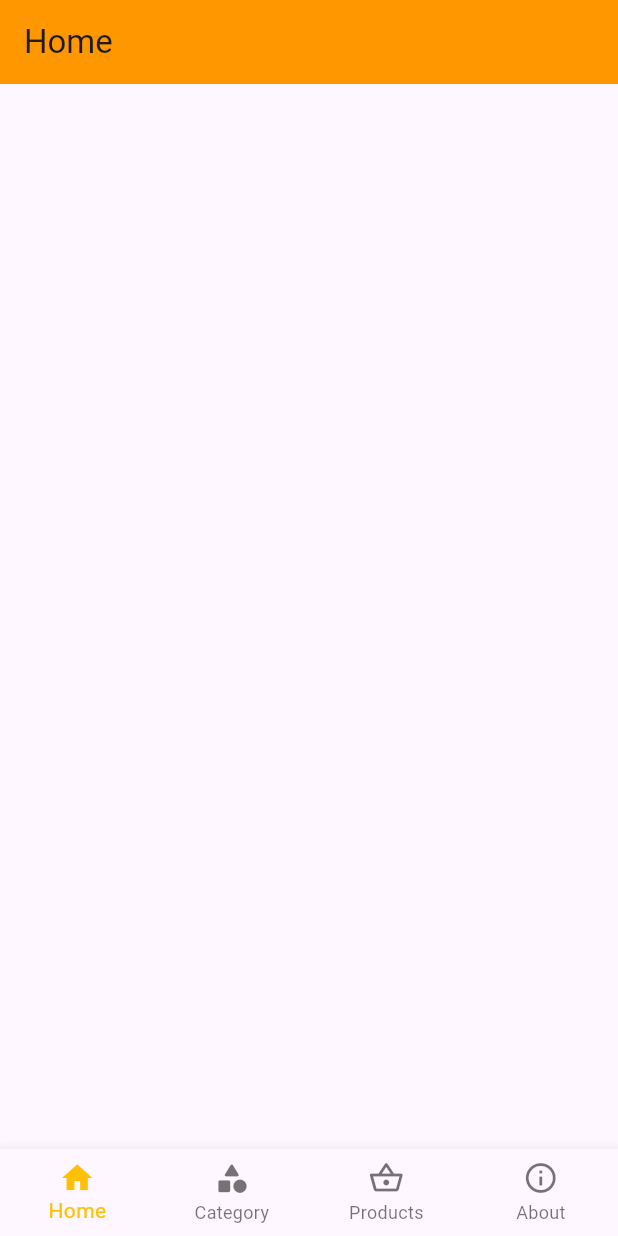
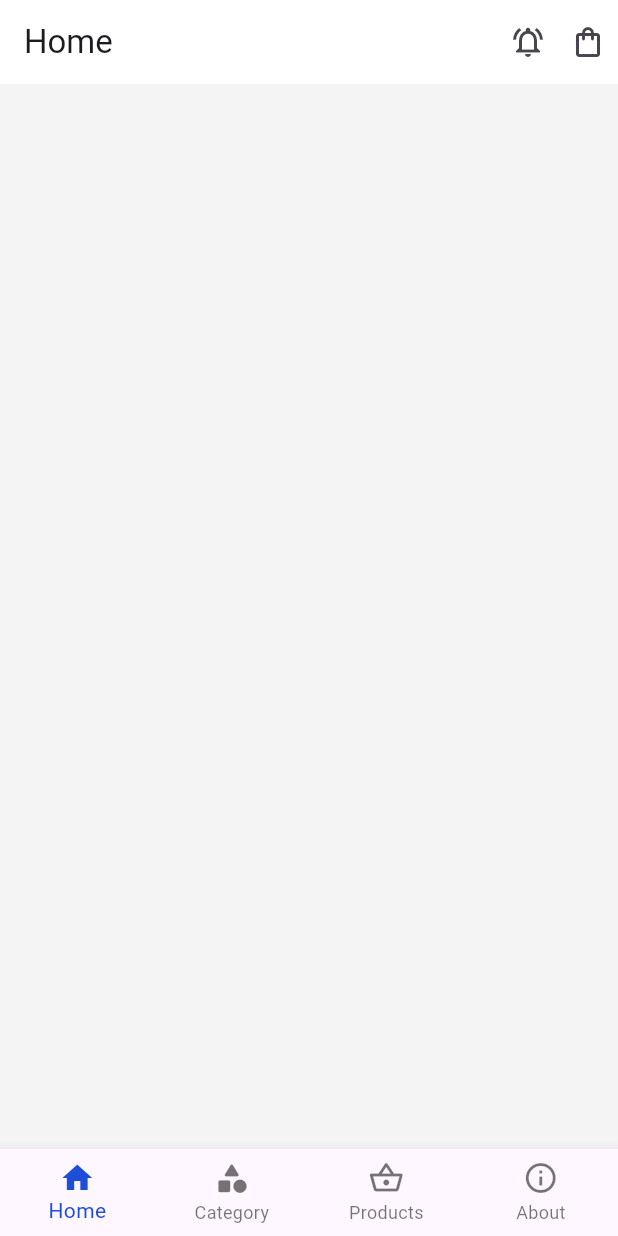
Before and after one commit to sagardhadke/Maganlal-Chikki, a Flutter app: the screen it shows after launch, on a phone screen of 412 x 824 dp. Run offline on Flutter 3.47's test engine with Material 3 defaults, Android fonts, the phone set to English and light mode, and no system bars.

Commit message:
Added colors

```diff
--- a/lib/Exports/myExports.dart
+++ b/lib/Exports/myExports.dart
@@ -6,3 +6,6 @@ export 'package:maganlal_chikki/View/Screens/about.dart';
 export 'package:maganlal_chikki/View/Screens/category.dart';
 export 'package:maganlal_chikki/View/Screens/home.dart';
 export 'package:maganlal_chikki/View/Screens/products.dart';
+
+//Colors
+export 'package:maganlal_chikki/colors.dart';
--- a/lib/View/Screens/about.dart
+++ b/lib/View/Screens/about.dart
@@ -13,8 +13,9 @@ class _MyAboutState extends State<MyAbout> {
     return Scaffold(
       appBar: AppBar(
         title: Text("About"),
-        backgroundColor: Colors.orange,
+        backgroundColor: Colors.white,
       ),
+      backgroundColor: Color(0XFFF4F4F4),
       body: Column(
         children: [
 
--- a/lib/View/Screens/category.dart
+++ b/lib/View/Screens/category.dart
@@ -13,8 +13,9 @@ class _MyCategoryState extends State<MyCategory> {
     return Scaffold(
       appBar: AppBar(
         title: Text("Category"),
-        backgroundColor: Colors.orange,
+        backgroundColor: Colors.white,
       ),
+      backgroundColor: Color(0XFFF4F4F4),
       body: Column(
         children: [
 
--- a/lib/View/Screens/home.dart
+++ b/lib/View/Screens/home.dart
@@ -13,12 +13,21 @@ class _MyHomeState extends State<MyHome> {
     return Scaffold(
       appBar: AppBar(
         title: Text("Home"),
-        backgroundColor: Colors.orange,
+        backgroundColor: Colors.white,
+        actions: const [
+          Padding(
+            padding: EdgeInsets.all(8.0),
+            child: Icon(Icons.notifications_active_outlined),
+          ),
+          Padding(
+            padding: EdgeInsets.all(8.0),
+            child: Icon(Icons.shopping_bag_outlined),
+          )
+        ],
       ),
+      backgroundColor: Color(0XFFF4F4F4),
       body: Column(
-        children: [
-
-        ],
+        children: [],
       ),
     );
   }
--- a/lib/View/Screens/products.dart
+++ b/lib/View/Screens/products.dart
@@ -13,8 +13,9 @@ class _MyProductsState extends State<MyProducts> {
     return Scaffold(
       appBar: AppBar(
         title: Text("Products"),
-        backgroundColor: Colors.orange,
+        backgroundColor: Colors.white,
       ),
+      backgroundColor: Color(0XFFF4F4F4),
       body: Column(
         children: [
 
--- a/lib/View/dashBoard.dart
+++ b/lib/View/dashBoard.dart
@@ -24,7 +24,7 @@ class _MyDashboardState extends State<MyDashboard> {
       ),
       bottomNavigationBar: BottomNavigationBar(
           type: BottomNavigationBarType.fixed,
-          selectedItemColor: Colors.amber,
+          selectedItemColor: Color(0XFF1D4ED8),
           onTap: (index) {
             setState(() {
               myIndex = index;
@@ -38,7 +38,7 @@ class _MyDashboardState extends State<MyDashboard> {
             BottomNavigationBarItem(
                 icon: Icon(Icons.shopping_basket_outlined), label: 'Products'),
             BottomNavigationBarItem(
-                icon: Icon(Icons.info_outlined), label: 'About')
+                icon: Icon(Icons.info_outline), label: 'About')
           ]),
     );
   }
```
Also changed, not shown: lib/colors.dart (added, +9 -0 lines).
